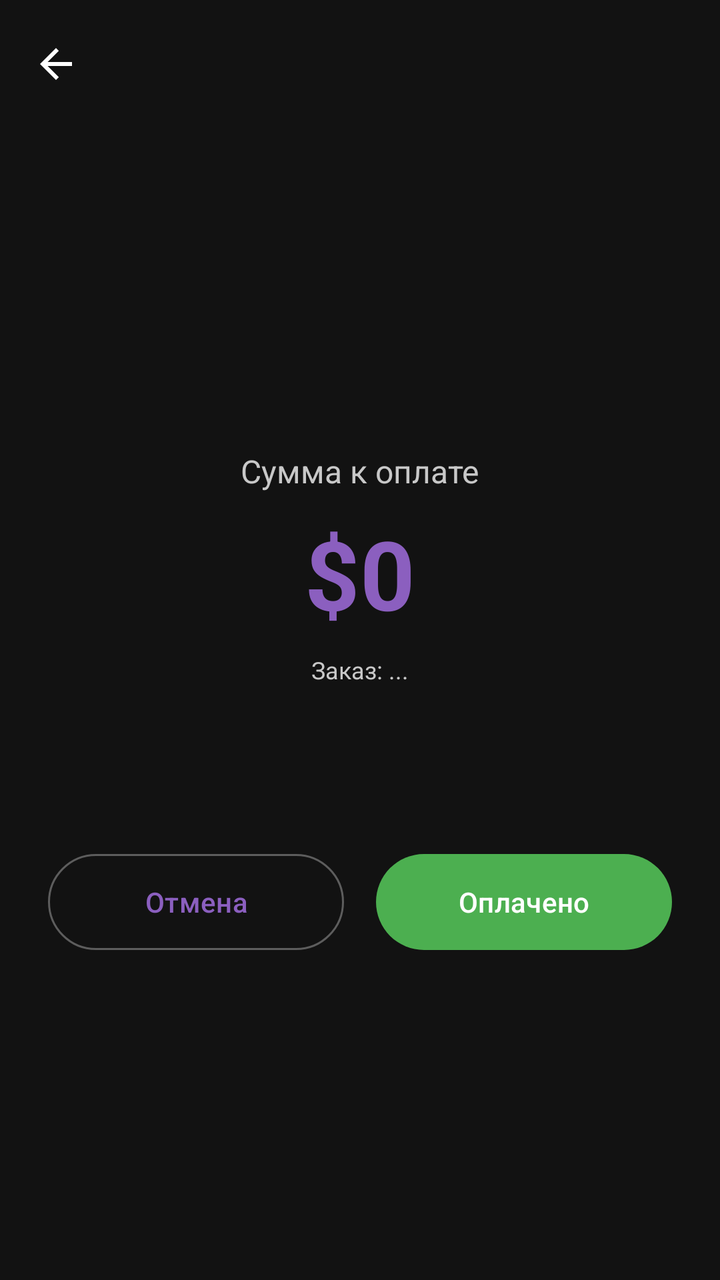
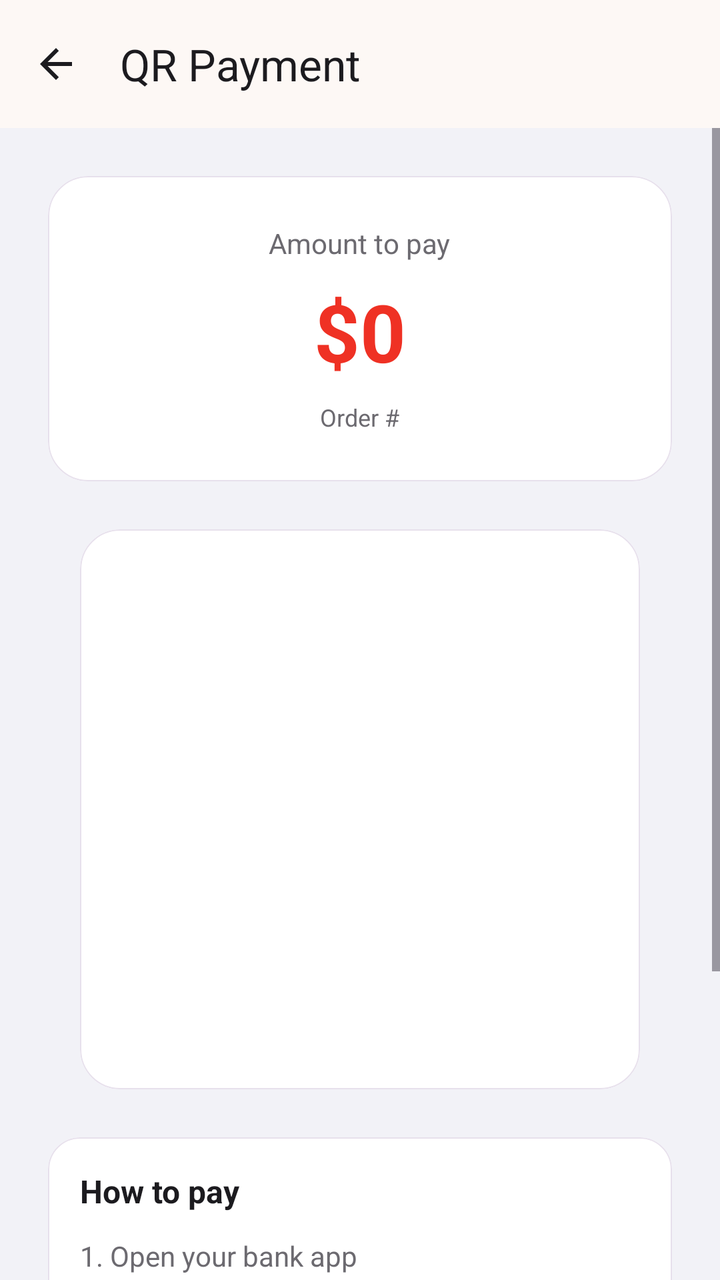

Before-and-after screenshots of an Android layout around one commit, followed by the original layout XML and the change that was made.
<!-- AndroidManifest.xml: application theme Theme.BeatHouse.Dark -->
<!-- res/layout/activity_qr_payment.xml -->
<?xml version="1.0" encoding="utf-8"?>
<LinearLayout xmlns:android="http://schemas.android.com/apk/res/android"
    xmlns:app="http://schemas.android.com/apk/res-auto"
    android:layout_width="match_parent"
    android:layout_height="match_parent"
    android:orientation="vertical"
    android:background="@color/background">

    <com.google.android.material.appbar.MaterialToolbar
        android:id="@+id/toolbar"
        android:layout_width="match_parent"
        android:layout_height="?attr/actionBarSize"
        android:background="@color/surface"
        app:titleTextColor="@color/on_surface"
        app:navigationIcon="@drawable/ic_arrow_back" />

    <LinearLayout
        android:layout_width="match_parent"
        android:layout_height="match_parent"
        android:orientation="vertical"
        android:gravity="center"
        android:padding="24dp">

        <TextView
            android:layout_width="wrap_content"
            android:layout_height="wrap_content"
            android:text="Сумма к оплате"
            android:textSize="16sp"
            android:textColor="@color/on_surface_variant" />

        <TextView
            android:id="@+id/tv_amount"
            android:layout_width="wrap_content"
            android:layout_height="wrap_content"
            android:text="$0"
            android:textSize="48sp"
            android:textStyle="bold"
            android:textColor="@color/primary"
            android:layout_marginTop="8dp" />

        <TextView
            android:id="@+id/tv_order_id"
            android:layout_width="wrap_content"
            android:layout_height="wrap_content"
            android:text="Заказ: ..."
            android:textSize="12sp"
            android:textColor="@color/on_surface_variant"
            android:layout_marginTop="8dp"
            android:layout_marginBottom="32dp" />

        
        <FrameLayout
            android:id="@+id/card_qr"
            android:layout_width="280dp"
            android:layout_height="280dp"
            android:background="@drawable/qr_background"
            android:padding="16dp"
            android:visibility="gone">

            <ProgressBar
                android:id="@+id/progress_bar"
                android:layout_width="48dp"
                android:layout_height="48dp"
                android:layout_gravity="center"
                android:visibility="gone" />

            <ImageView
                android:id="@+id/iv_qr_code"
                android:layout_width="match_parent"
                android:layout_height="match_parent"
                android:scaleType="fitCenter"
                android:contentDescription="QR Code" />

        </FrameLayout>

        
        <LinearLayout
            android:layout_width="match_parent"
            android:layout_height="wrap_content"
            android:orientation="horizontal"
            android:layout_marginTop="48dp">

            <com.google.android.material.button.MaterialButton
                android:id="@+id/btn_cancel"
                android:layout_width="0dp"
                android:layout_height="56dp"
                android:layout_weight="1"
                android:text="Отмена"
                android:layout_marginEnd="8dp"
                style="@style/Widget.Material3.Button.OutlinedButton" />

            <com.google.android.material.button.MaterialButton
                android:id="@+id/btn_i_have_paid"
                android:layout_width="0dp"
                android:layout_height="56dp"
                android:layout_weight="1"
                android:text="Оплачено"
                android:layout_marginStart="8dp"
                app:backgroundTint="@color/success" />

        </LinearLayout>

    </LinearLayout>

</LinearLayout>
<!-- resources referenced by this layout -->
<resources>
  <color name="background">#121212</color>
  <color name="on_surface">#FFFFFF</color>
  <color name="on_surface_variant">#C8C8C8</color>
  <color name="primary">#8B5FBF</color>
  <color name="success">#4CAF50</color>
  <color name="surface">#121212</color>
  <!-- drawable qr_background (drawable) -->
  <?xml version="1.0" encoding="utf-8"?>
  <shape xmlns:android="http://schemas.android.com/apk/res/android"
      android:shape="rectangle">
      <solid android:color="@color/surface" />
      <corners android:radius="16dp" />
      <stroke android:width="1dp" android:color="@color/outline" />
  </shape>
  <style name="Theme.BeatHouse.Dark" parent="Base.Theme.BeatHouse" />
  <color name="outline">#5D5D5D</color>
  <style name="Base.Theme.BeatHouse" parent="Theme.Material3.Dark">
          
          <item name="colorPrimary">@color/primary</item>
          <item name="colorOnPrimary">@color/on_primary</item>
          <item name="colorPrimaryContainer">@color/primary_container</item>
          <item name="colorOnPrimaryContainer">@color/on_primary_container</item>
  
          
          <item name="colorSurface">@color/surface</item>
          <item name="colorOnSurface">@color/on_surface</item>
          <item name="colorSurfaceVariant">@color/surface_variant</item>
          <item name="colorOnSurfaceVariant">@color/on_surface_variant</item>
  
          
          <item name="android:colorBackground">@color/background</item>
          <item name="colorOnBackground">@color/on_background</item>
  
          
          <item name="colorOutline">@color/outline</item>
  
          
          <item name="windowActionBar">false</item>
          <item name="windowNoTitle">true</item>
  
          
          <item name="android:statusBarColor" tools:targetApi="l">@color/surface</item>
          <item name="android:windowLightStatusBar" tools:targetApi="m">false</item>
  
          
          <item name="android:navigationBarColor" tools:targetApi="l">@color/surface</item>
      </style>
  <color name="primary_container">#2D1B45</color>
  <color name="on_primary_container">#E9DDFF</color>
  <color name="surface_variant">#1E1E1E</color>
  <color name="on_background">#FFFFFF</color>
  <!-- unchanged entries left out for length: 2 -->
</resources>

<!-- the commit's change to res/layout/activity_qr_payment.xml (unified diff, before → after) -->
@@ -6,100 +6,191 @@
     android:orientation="vertical"
     android:background="@color/background">
 
-    <com.google.android.material.appbar.MaterialToolbar
-        android:id="@+id/toolbar"
+    <com.google.android.material.appbar.AppBarLayout
         android:layout_width="match_parent"
-        android:layout_height="?attr/actionBarSize"
+        android:layout_height="wrap_content"
         android:background="@color/surface"
-        app:titleTextColor="@color/on_surface"
-        app:navigationIcon="@drawable/ic_arrow_back" />
+        app:elevation="0dp">
 
-    <LinearLayout
+        <com.google.android.material.appbar.MaterialToolbar
+            android:id="@+id/toolbar"
+            android:layout_width="match_parent"
+            android:layout_height="?attr/actionBarSize"
+            android:background="@color/surface"
+            app:title="@string/qr_payment"
+            app:titleTextColor="@color/on_surface"
+            app:navigationIcon="@drawable/ic_arrow_back"
+            app:navigationIconTint="@color/on_surface" />
+
+    </com.google.android.material.appbar.AppBarLayout>
+
+    <ScrollView
         android:layout_width="match_parent"
         android:layout_height="match_parent"
-        android:orientation="vertical"
-        android:gravity="center"
-        android:padding="24dp">
+        android:fillViewport="true">
 
-        <TextView
-            android:layout_width="wrap_content"
-            android:layout_height="wrap_content"
-            android:text="Сумма к оплате"
-            android:textSize="16sp"
-            android:textColor="@color/on_surface_variant" />
-
-        <TextView
-            android:id="@+id/tv_amount"
-            android:layout_width="wrap_content"
-            android:layout_height="wrap_content"
-            android:text="$0"
-            android:textSize="48sp"
-            android:textStyle="bold"
-            android:textColor="@color/primary"
-            android:layout_marginTop="8dp" />
-
-        <TextView
-            android:id="@+id/tv_order_id"
-            android:layout_width="wrap_content"
-            android:layout_height="wrap_content"
-            android:text="Заказ: ..."
-            android:textSize="12sp"
-            android:textColor="@color/on_surface_variant"
-            android:layout_marginTop="8dp"
-            android:layout_marginBottom="32dp" />
-
-        
-        <FrameLayout
-            android:id="@+id/card_qr"
-            android:layout_width="280dp"
-            android:layout_height="280dp"
-            android:background="@drawable/qr_background"
-            android:padding="16dp"
-            android:visibility="gone">
-
-            <ProgressBar
-                android:id="@+id/progress_bar"
-                android:layout_width="48dp"
-                android:layout_height="48dp"
-                android:layout_gravity="center"
-                android:visibility="gone" />
-
-            <ImageView
-                android:id="@+id/iv_qr_code"
-                android:layout_width="match_parent"
-                android:layout_height="match_parent"
-                android:scaleType="fitCenter"
-                android:contentDescription="QR Code" />
-
-        </FrameLayout>
-
-        
         <LinearLayout
             android:layout_width="match_parent"
             android:layout_height="wrap_content"
-            android:orientation="horizontal"
-            android:layout_marginTop="48dp">
+            android:orientation="vertical"
+            android:gravity="center_horizontal"
+            android:padding="24dp">
 
-            <com.google.android.material.button.MaterialButton
-                android:id="@+id/btn_cancel"
-                android:layout_width="0dp"
-                android:layout_height="56dp"
-                android:layout_weight="1"
-                android:text="Отмена"
-                android:layout_marginEnd="8dp"
-                style="@style/Widget.Material3.Button.OutlinedButton" />
+            
+            <com.google.android.material.card.MaterialCardView
+                android:layout_width="match_parent"
+                android:layout_height="wrap_content"
+                android:layout_marginBottom="24dp"
+                app:cardCornerRadius="20dp"
+                app:cardElevation="0dp"
+                app:cardBackgroundColor="@color/surface_container"
+                app:strokeColor="@color/outline_variant"
+                app:strokeWidth="0.5dp">
 
-            <com.google.android.material.button.MaterialButton
-                android:id="@+id/btn_i_have_paid"
-                android:layout_width="0dp"
-                android:layout_height="56dp"
-                android:layout_weight="1"
-                android:text="Оплачено"
-                android:layout_marginStart="8dp"
-                app:backgroundTint="@color/success" />
+                <LinearLayout
+                    android:layout_width="match_parent"
+                    android:layout_height="wrap_content"
+                    android:orientation="vertical"
+                    android:gravity="center"
+                    android:padding="24dp">
+
+                    <TextView
+                        android:layout_width="wrap_content"
+                        android:layout_height="wrap_content"
+                        android:text="@string/amount_to_pay"
+                        android:textSize="14sp"
+                        android:textColor="@color/on_surface_secondary" />
+
+                    <TextView
+                        android:id="@+id/tv_amount"
+                        android:layout_width="wrap_content"
+                        android:layout_height="wrap_content"
+                        android:text="$0"
+                        android:textSize="40sp"
+                        android:textStyle="bold"
+                        android:textColor="@color/primary"
+                        android:layout_marginTop="8dp" />
+
+                    <TextView
+                        android:id="@+id/tv_order_id"
+                        android:layout_width="wrap_content"
+                        android:layout_height="wrap_content"
+                        android:layout_marginTop="8dp"
+                        android:text="@string/order_id"
+                        android:textColor="@color/on_surface_secondary"
+                        android:textSize="12sp" />
+
+                </LinearLayout>
+
+            </com.google.android.material.card.MaterialCardView>
+
+            
+            <com.google.android.material.card.MaterialCardView
+                android:layout_width="280dp"
+                android:layout_height="280dp"
+                android:layout_marginBottom="24dp"
+                app:cardCornerRadius="20dp"
+                app:cardElevation="0dp"
+                app:cardBackgroundColor="@color/surface_container"
+                app:strokeColor="@color/outline_variant"
+                app:strokeWidth="0.5dp">
+
+                <FrameLayout
+                    android:layout_width="match_parent"
+                    android:layout_height="match_parent"
+                    android:padding="16dp">
+
+                    <ProgressBar
+                        android:id="@+id/progress_bar"
+                        android:layout_width="48dp"
+                        android:layout_height="48dp"
+                        android:layout_gravity="center"
+                        android:visibility="gone"
+                        android:indeterminateTint="@color/primary" />
+
+                    <ImageView
+                        android:id="@+id/iv_qr_code"
+                        android:layout_width="match_parent"
+                        android:layout_height="match_parent"
+                        android:scaleType="fitCenter"
+                        android:contentDescription="@string/qr_code"
+                        android:visibility="gone" />
+
+                </FrameLayout>
+
+            </com.google.android.material.card.MaterialCardView>
+
+            
+            <com.google.android.material.card.MaterialCardView
+                android:layout_width="match_parent"
+                android:layout_height="wrap_content"
+                android:layout_marginBottom="24dp"
+                app:cardCornerRadius="16dp"
+                app:cardElevation="0dp"
+                app:cardBackgroundColor="@color/surface_container"
+                app:strokeColor="@color/outline_variant"
+                app:strokeWidth="0.5dp">
+
+                <LinearLayout
+                    android:layout_width="match_parent"
+                    android:layout_height="wrap_content"
+                    android:orientation="vertical"
+                    android:padding="16dp">
+
+                    <TextView
+                        android:layout_width="wrap_content"
+                        android:layout_height="wrap_content"
+                        android:text="@string/how_to_pay"
+                        android:textSize="16sp"
+                        android:textStyle="bold"
+                        android:textColor="@color/on_surface"
+                        android:layout_marginBottom="12dp" />
+
+                    <TextView
+                        android:id="@+id/tv_instruction"
+                        android:layout_width="match_parent"
+                        android:layout_height="wrap_content"
+                        android:text="@string/qr_instruction"
+                        android:textSize="14sp"
+                        android:textColor="@color/on_surface_secondary"
+                        android:lineSpacingExtra="6dp" />
+
+                </LinearLayout>
+
+            </com.google.android.material.card.MaterialCardView>
+
+            
+            <LinearLayout
+                android:layout_width="match_parent"
+                android:layout_height="wrap_content"
+                android:orientation="horizontal"
+                android:layout_marginTop="8dp">
+
+                <com.google.android.material.button.MaterialButton
+                    android:id="@+id/btn_cancel"
+                    android:layout_width="0dp"
+                    android:layout_height="52dp"
+                    android:layout_weight="1"
+                    android:text="@string/cancel"
+                    android:layout_marginEnd="8dp"
+                    app:cornerRadius="12dp"
+                    style="@style/Widget.Material3.Button.OutlinedButton" />
+
+                <com.google.android.material.button.MaterialButton
+                    android:id="@+id/btn_i_have_paid"
+                    android:layout_width="0dp"
+                    android:layout_height="52dp"
+                    android:layout_weight="1"
+                    android:text="@string/i_have_paid"
+                    android:layout_marginStart="8dp"
+                    app:cornerRadius="12dp"
+                    app:backgroundTint="@color/success"
+                    android:textColor="@color/on_primary" />
+
+            </LinearLayout>
 
         </LinearLayout>
 
-    </LinearLayout>
+    </ScrollView>
 
 </LinearLayout>
<!-- resource entries referenced after the edit -->
@@ -1,56 +1,96 @@
 <!-- resources referenced by this layout -->
 <resources>
-  <color name="background">#121212</color>
-  <color name="on_surface">#FFFFFF</color>
-  <color name="on_surface_variant">#C8C8C8</color>
-  <color name="primary">#8B5FBF</color>
-  <color name="success">#4CAF50</color>
-  <color name="surface">#121212</color>
-  <!-- drawable qr_background (drawable) -->
-  <?xml version="1.0" encoding="utf-8"?>
-  <shape xmlns:android="http://schemas.android.com/apk/res/android"
-      android:shape="rectangle">
-      <solid android:color="@color/surface" />
-      <corners android:radius="16dp" />
-      <stroke android:width="1dp" android:color="@color/outline" />
-  </shape>
-  <style name="Theme.BeatHouse.Dark" parent="Base.Theme.BeatHouse" />
-  <color name="outline">#5D5D5D</color>
-  <style name="Base.Theme.BeatHouse" parent="Theme.Material3.Dark">
+  <color name="background">#F2F2F7</color>
+  <color name="on_surface">#1C1B1F</color>
+  <color name="on_surface_secondary">#6C6A70</color>
+  <color name="outline_variant">#E7E0EC</color>
+  <color name="on_surface_variant">#49454F</color>
+  <color name="primary">#EF3124</color>
+  <color name="success">#21A038</color>
+  <color name="surface">#FDF8F5</color>
+  <color name="surface_container">#FFFFFF</color>
+  <string name="amount_to_pay">Amount to pay</string>
+  <string name="cancel">Cancel</string>
+  <string name="how_to_pay">How to pay</string>
+  <string name="i_have_paid">I have paid</string>
+  <string name="order_id">Order #</string>
+  <string name="qr_code">QR Code</string>
+  <string name="qr_instruction">1. Open your bank app\n2. Tap "Scan QR"\n3. Point camera at QR code\n4. Confirm payment\n5. Tap "I have paid" when done</string>
+  <string name="qr_payment">QR Payment</string>
+  <style name="Theme.BeatHouse.Dark" parent="Theme.BeatHouse">
+          <item name="colorSurface">#1C1B1F</item>
+          <item name="colorSurfaceVariant">#2E2C32</item>
+          <item name="colorOnSurface">#E6E1E5</item>
+          <item name="colorOnSurfaceVariant">#CAC4D0</item>
+          <item name="colorOutline">#938F99</item>
+          <item name="android:statusBarColor">@color/background_dark</item>
+          <item name="android:windowBackground">@color/background_dark</item>
+      </style>
+  <style name="Theme.BeatHouse" parent="Theme.Material3.DayNight.NoActionBar">
           
           <item name="colorPrimary">@color/primary</item>
+          <item name="colorPrimaryContainer">@color/primary_container</item>
           <item name="colorOnPrimary">@color/on_primary</item>
-          <item name="colorPrimaryContainer">@color/primary_container</item>
-          <item name="colorOnPrimaryContainer">@color/on_primary_container</item>
-  
-          
+          <item name="colorSecondary">@color/secondary</item>
+          <item name="colorSecondaryContainer">@color/secondary_container</item>
+          <item name="colorOnSecondary">@color/on_secondary</item>
+          <item name="colorError">@color/error</item>
+          <item name="colorErrorContainer">@color/error_container</item>
+          <item name="colorOnError">@color/on_primary</item>
           <item name="colorSurface">@color/surface</item>
+          <item name="colorSurfaceVariant">@color/surface_variant</item>
           <item name="colorOnSurface">@color/on_surface</item>
-          <item name="colorSurfaceVariant">@color/surface_variant</item>
           <item name="colorOnSurfaceVariant">@color/on_surface_variant</item>
-  
-          
-          <item name="android:colorBackground">@color/background</item>
-          <item name="colorOnBackground">@color/on_background</item>
-  
-          
           <item name="colorOutline">@color/outline</item>
   
           
-          <item name="windowActionBar">false</item>
-          <item name="windowNoTitle">true</item>
+          <item name="android:statusBarColor">@color/surface</item>
+          <item name="android:windowLightStatusBar">true</item>
   
           
-          <item name="android:statusBarColor" tools:targetApi="l">@color/surface</item>
-          <item name="android:windowLightStatusBar" tools:targetApi="m">false</item>
+          <item name="android:navigationBarColor">@color/surface</item>
+          <item name="android:windowLightNavigationBar">true</item>
   
           
-          <item name="android:navigationBarColor" tools:targetApi="l">@color/surface</item>
+          <item name="android:windowBackground">@color/background</item>
+  
+          
+          <item name="android:windowAnimationStyle">@style/Animation.BeatHouse</item>
+  
+          
+          <item name="materialButtonStyle">@style/Widget.BeatHouse.Button</item>
+          <item name="materialCardViewStyle">@style/Widget.BeatHouse.Card</item>
       </style>
-  <color name="primary_container">#2D1B45</color>
-  <color name="on_primary_container">#E9DDFF</color>
-  <color name="surface_variant">#1E1E1E</color>
-  <color name="on_background">#FFFFFF</color>
+  <color name="background_dark">#F5EFEB</color>
+  <color name="outline">#CAC4D0</color>
+  <style name="Animation.BeatHouse" parent="@android:style/Animation.Activity">
+          <item name="android:activityOpenEnterAnimation">@anim/slide_in_right</item>
+          <item name="android:activityOpenExitAnimation">@anim/slide_out_left</item>
+          <item name="android:activityCloseEnterAnimation">@anim/slide_in_left</item>
+          <item name="android:activityCloseExitAnimation">@anim/slide_out_right</item>
+          <item name="android:windowEnterAnimation">@anim/fade_in</item>
+          <item name="android:windowExitAnimation">@anim/fade_out</item>
+      </style>
+  <style name="Widget.BeatHouse.Button" parent="Widget.Material3.Button">
+          <item name="android:textSize">15sp</item>
+          <item name="android:textStyle">bold</item>
+          <item name="cornerRadius">12dp</item>
+          <item name="iconGravity">textStart</item>
+          <item name="iconPadding">8dp</item>
+      </style>
+  <style name="Widget.BeatHouse.Card" parent="Widget.Material3.CardView.Elevated">
+          <item name="cardCornerRadius">16dp</item>
+          <item name="cardElevation">0dp</item>
+          <item name="strokeColor">@color/outline_variant</item>
+          <item name="strokeWidth">0.5dp</item>
+      </style>
+  <color name="primary_container">#FFDAD6</color>
+  <color name="secondary">#625B71</color>
+  <color name="secondary_container">#E8DEF8</color>
+  <color name="on_secondary">#FFFFFF</color>
+  <color name="error">#BA1A1A</color>
+  <color name="error_container">#FFDAD6</color>
+  <color name="surface_variant">#F5EFEB</color>
   <!-- unchanged entries left out for length: 2 -->
 </resources>
 
